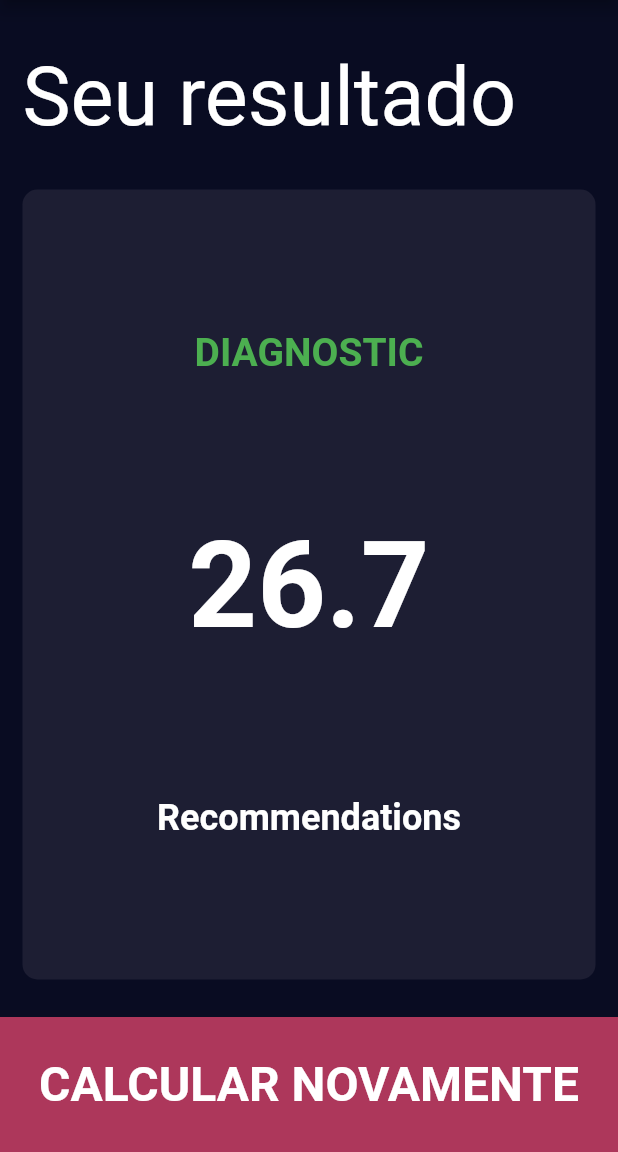
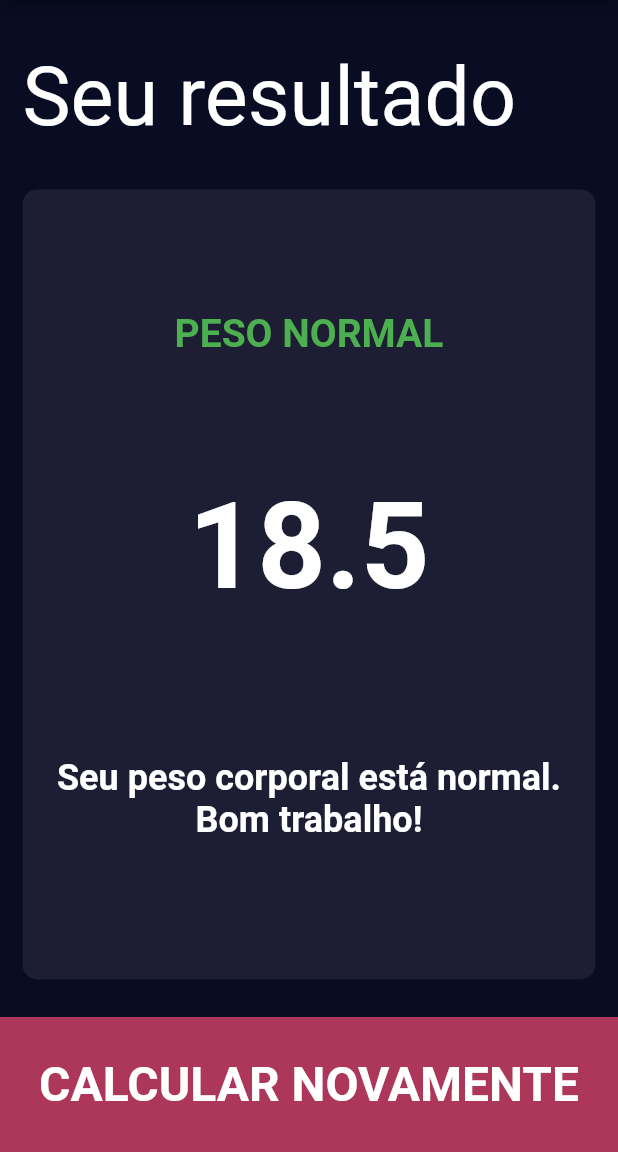
Before and after one commit to TGeronimo/bmi_calculator2, a Flutter app: the screen it shows after launch, after a tap on "CALCULAR", on a phone screen of 412 x 824 dp, the part 84-1236 px from its top. Run offline on Flutter 3.47's test engine with Material 2 defaults, Android fonts, the phone set to English and light mode, and no system bars; our stand-ins replace font_awesome_flutter.

Commit message:
the app is finished as designed by the course > implemented the calculations functionality > todos: use age and gender in the functionality, save results, register users

```diff
--- /dev/null
+++ b/lib/calculator_brain.dart
@@ -0,0 +1,35 @@
+import 'dart:math';
+
+class CalculatorBrain {
+  CalculatorBrain({required this.weight, required this.height});
+
+  final int weight;
+  final int height;
+
+  late double _bmi;
+
+  String calculateBMI() {
+    _bmi = weight / pow(height / 100, 2);
+    return _bmi.toStringAsFixed(1);
+  }
+
+  String getResult() {
+    if (_bmi > 18.5 && _bmi < 25) {
+      return 'PESO NORMAL';
+    } else if (_bmi >= 25) {
+      return 'SOBREPESO';
+    } else {
+      return 'ABAIXO DO PESO';
+    }
+  }
+
+  String getInterpretation() {
+    if (_bmi > 18.5 && _bmi < 25) {
+      return 'Seu peso corporal está normal. Bom trabalho!';
+    } else if (_bmi >= 25) {
+      return 'Seu peso corporal está acima do normal. Procure fazer mais exercícios.';
+    } else {
+      return 'Seu peso corporal está abaixo do normal. Você pode comer um pouco mais.';
+    }
+  }
+}
--- a/lib/screens/input_page.dart
+++ b/lib/screens/input_page.dart
@@ -1,3 +1,4 @@
+import 'package:bmi_calculator/calculator_brain.dart';
 import 'package:bmi_calculator/components/constants.dart';
 import 'package:bmi_calculator/components/reusable_card.dart';
 import 'package:bmi_calculator/components/round_action_button.dart';
@@ -220,9 +221,17 @@ class _InputPageState extends State<InputPage> {
           BottomButton(
             buttonTitle: "CALCULAR",
             onTap: () {
+              CalculatorBrain calculator =
+                  CalculatorBrain(weight: weight, height: height);
+
               Navigator.push(
                 context,
-                MaterialPageRoute(builder: (context) => ResultsPage()),
+                MaterialPageRoute(
+                    builder: (context) => ResultsPage(
+                          bmiResult: calculator.calculateBMI(),
+                          resultText: calculator.getResult(),
+                          interpretation: calculator.getInterpretation(),
+                        )),
               );
             },
           ),
--- a/lib/screens/results_page.dart
+++ b/lib/screens/results_page.dart
@@ -5,6 +5,15 @@ import 'package:bmi_calculator/components/bottom_button.dart';
 import 'package:bmi_calculator/screens/input_page.dart';
 
 class ResultsPage extends StatelessWidget {
+  ResultsPage(
+      {required this.bmiResult,
+      required this.interpretation,
+      required this.resultText});
+
+  final String interpretation;
+  final String bmiResult;
+  final String resultText;
+
   @override
   Widget build(BuildContext context) {
     return Scaffold(
@@ -39,7 +48,7 @@ class ResultsPage extends StatelessWidget {
                     padding: EdgeInsets.only(top: 50.0),
                     child: Expanded(
                         child: Text(
-                      'DIAGNOSTIC',
+                      resultText.toUpperCase(),
                       style: TextStyle(
                         fontSize: 26.0,
                         fontWeight: FontWeight.bold,
@@ -51,7 +60,7 @@ class ResultsPage extends StatelessWidget {
                     padding: EdgeInsets.all(50.0),
                     child: Expanded(
                         child: Text(
-                      '26.7',
+                      bmiResult,
                       style: TextStyle(
                         fontSize: 80,
                         fontWeight: FontWeight.bold,
@@ -62,11 +71,15 @@ class ResultsPage extends StatelessWidget {
                   Padding(
                     padding: EdgeInsets.only(bottom: 50.0),
                     child: Expanded(
-                      child: Text(
-                        'Recommendations',
-                        style: TextStyle(
-                          fontSize: 24,
-                          fontWeight: FontWeight.bold,
+                      child: Padding(
+                        padding: const EdgeInsets.all(12.0),
+                        child: Text(
+                          interpretation,
+                          style: TextStyle(
+                            fontSize: 24,
+                            fontWeight: FontWeight.bold,
+                          ),
+                          textAlign: TextAlign.center,
                         ),
                       ),
                     ),
```
